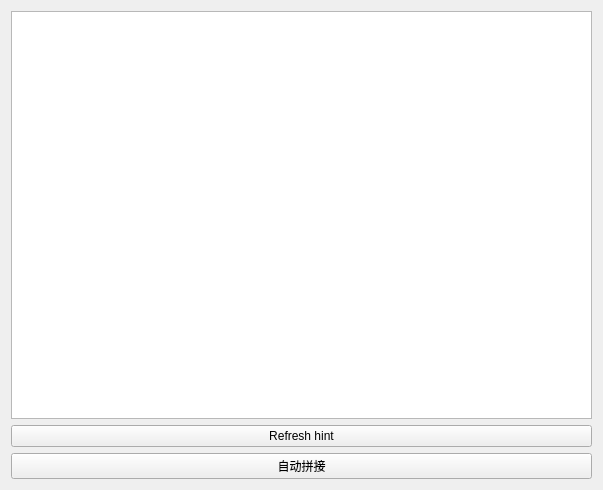
The window that ui/hintwindow.ui (fkjslee/Fragment) describes before a commit, drawn with Qt 5.
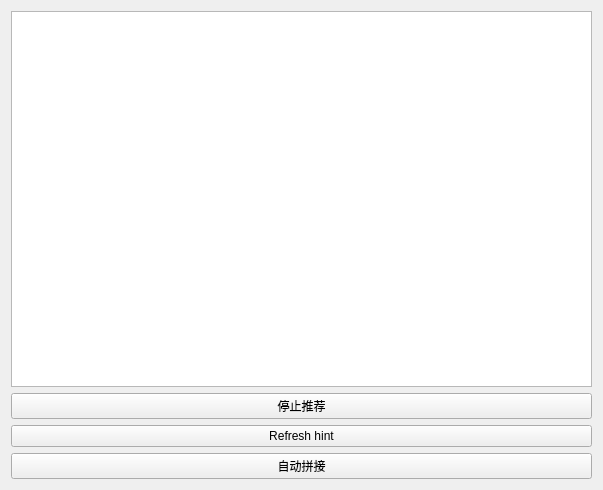
The same window after the commit.

Diff of the .ui file:
```diff
--- a/ui/hintwindow.ui
+++ b/ui/hintwindow.ui
@@ -20,6 +20,13 @@
    <item>
     <widget class="QGraphicsView" name="view"/>
    </item>
+   <item>
+    <widget class="QPushButton" name="btnClearAI">
+     <property name="text">
+      <string>停止推荐</string>
+     </property>
+    </widget>
+   </item>
    <item>
     <widget class="QPushButton" name="refreshBtn">
      <property name="text">
```
